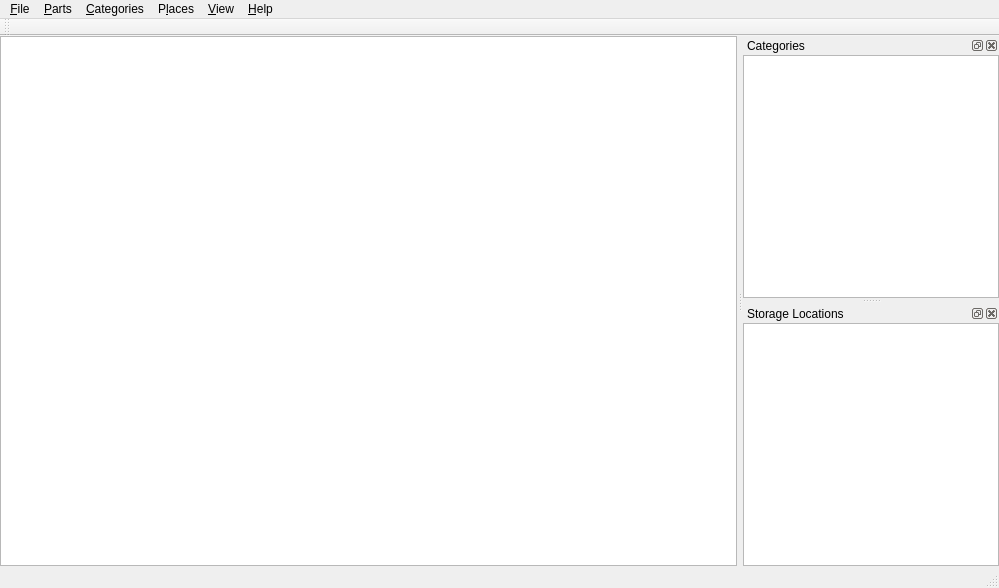
Above: src/mainwindow.ui from kolod/part-vault before the change. Below: the same form after it.
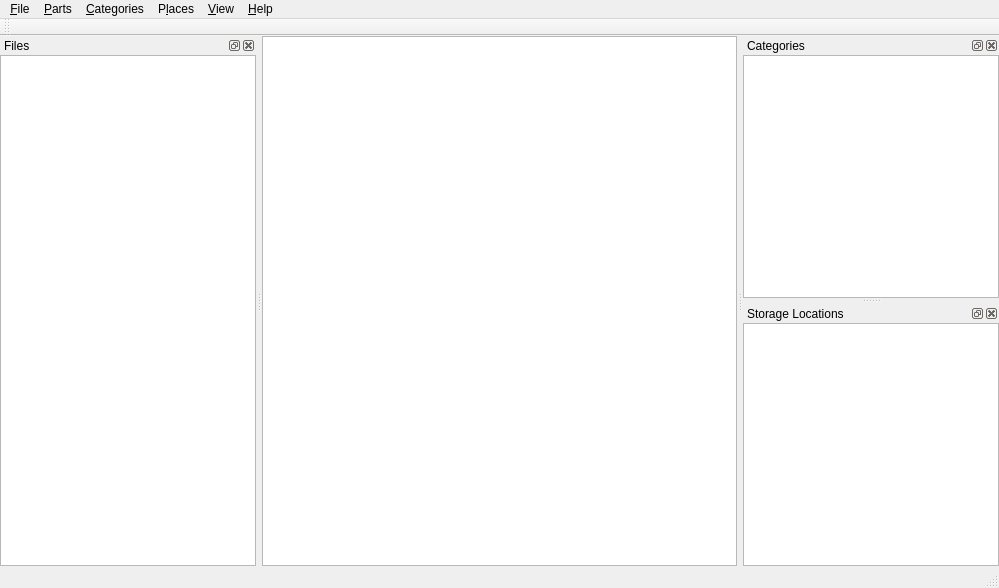
That is the form after the change. Icons and pictures are not drawn. Custom widgets are drawn as their Qt base class.

Commit message: feat: Add FilesModel and integrate file management into the main window

Diff of the .ui file:
```diff
--- a/src/mainwindow.ui
+++ b/src/mainwindow.ui
@@ -181,6 +181,36 @@
     </layout>
    </widget>
   </widget>
+  <widget class="QDockWidget" name="dockFiles">
+   <property name="windowTitle">
+    <string>Files</string>
+   </property>
+   <attribute name="dockWidgetArea">
+    <number>1</number>
+   </attribute>
+   <widget class="QWidget" name="dockWidgetContents_2">
+    <layout class="QVBoxLayout" name="verticalLayout_3">
+     <property name="spacing">
+      <number>0</number>
+     </property>
+     <property name="leftMargin">
+      <number>0</number>
+     </property>
+     <property name="topMargin">
+      <number>0</number>
+     </property>
+     <property name="rightMargin">
+      <number>0</number>
+     </property>
+     <property name="bottomMargin">
+      <number>0</number>
+     </property>
+     <item>
+      <widget class="QListView" name="viewFiles"/>
+     </item>
+    </layout>
+   </widget>
+  </widget>
   <action name="actionAbout">
    <property name="text">
     <string>&amp;About...</string>
```
Left out of the diff: 13 changed lines with no effect on the pictures. The commit also changes 7 other files.
